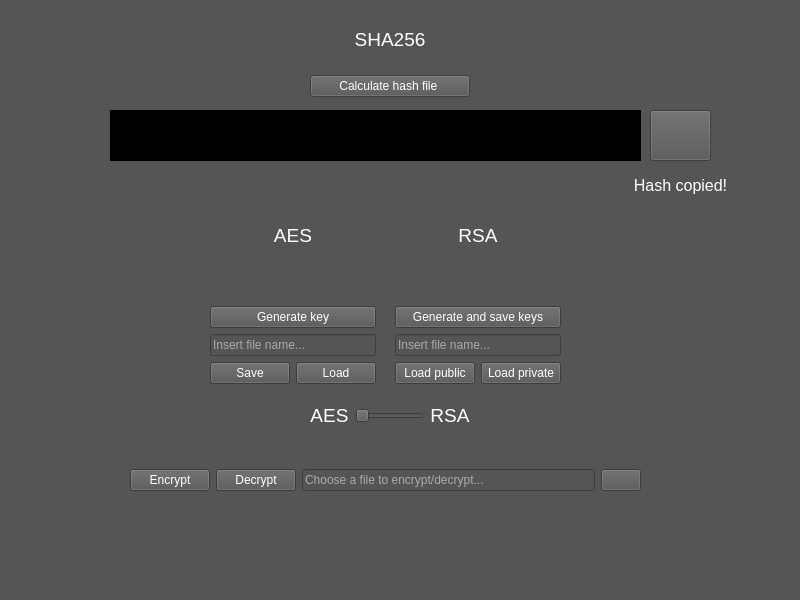
The window that QTCrypto.ui (Yaneshema/QTCrypto) describes before a commit, drawn with Qt 5.
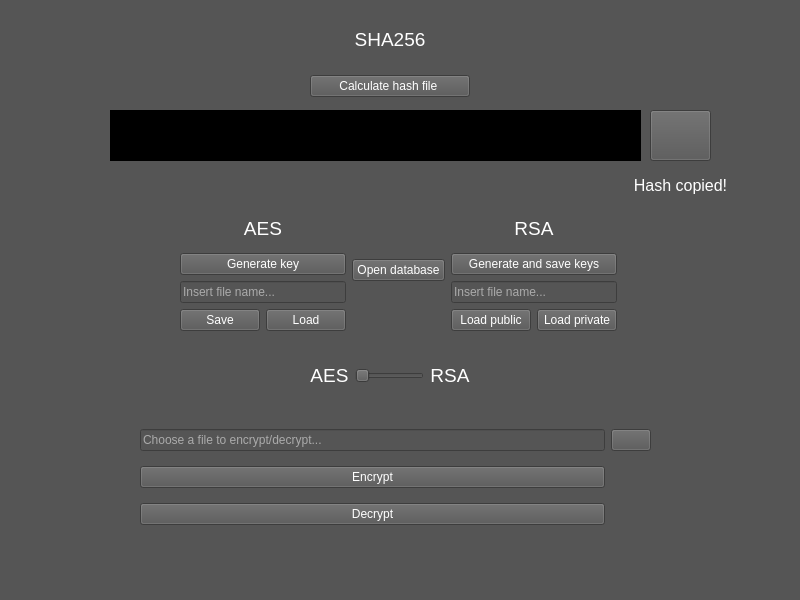
The same window after the commit. Icons and pictures are not drawn.

Commit message: database button + crash protection

What changed in the file:
```diff
--- a/QTCrypto.ui
+++ b/QTCrypto.ui
@@ -29,24 +29,25 @@
    <widget class="QWidget" name="horizontalLayoutWidget">
     <property name="geometry">
      <rect>
-      <x>130</x>
-      <y>460</y>
+      <x>140</x>
+      <y>420</y>
       <width>511</width>
-      <height>41</height>
+      <height>116</height>
      </rect>
     </property>
-    <layout class="QHBoxLayout" name="horizontalLayout">
-     <item>
-      <widget class="QPushButton" name="encrypt">
-       <property name="styleSheet">
-        <string notr="true">color: rgb(255, 255, 255);</string>
-       </property>
+    <layout class="QGridLayout" name="gridLayout">
+     <item row="0" column="5">
+      <widget class="QPushButton" name="file">
        <property name="text">
-        <string>Encrypt</string>
+        <string/>
+       </property>
+       <property name="icon">
+        <iconset resource="../build-QTCrypto-Desktop_Qt_6_6_0_MSVC2019_64bit-Release/release/qmake_qmake_immediate.qrc">
+         <normaloff>:/fdr.png</normaloff>:/fdr.png</iconset>
        </property>
       </widget>
      </item>
-     <item>
+     <item row="2" column="2">
       <widget class="QPushButton" name="Decrypt">
        <property name="styleSheet">
         <string notr="true">color: rgb(255, 255, 255);</string>
@@ -56,7 +57,7 @@
        </property>
       </widget>
      </item>
-     <item>
+     <item row="0" column="2">
       <widget class="QLineEdit" name="encryptInput">
        <property name="styleSheet">
         <string notr="true">color: rgb(255, 255, 255);</string>
@@ -69,14 +70,13 @@
        </property>
       </widget>
      </item>
-     <item>
-      <widget class="QPushButton" name="file">
-       <property name="text">
-        <string/>
+     <item row="1" column="2">
+      <widget class="QPushButton" name="encrypt">
+       <property name="styleSheet">
+        <string notr="true">color: rgb(255, 255, 255);</string>
        </property>
-       <property name="icon">
-        <iconset resource="../build-QTCrypto-Desktop_Qt_6_6_0_MSVC2019_64bit-Release/release/qmake_qmake_immediate.qrc">
-         <normaloff>:/fdr.png</normaloff>:/fdr.png</iconset>
+       <property name="text">
+        <string>Encrypt</string>
        </property>
       </widget>
      </item>
@@ -85,16 +85,16 @@
    <widget class="QWidget" name="horizontalLayoutWidget_2">
     <property name="geometry">
      <rect>
-      <x>210</x>
-      <y>170</y>
-      <width>351</width>
-      <height>214</height>
+      <x>180</x>
+      <y>210</y>
+      <width>437</width>
+      <height>121</height>
      </rect>
     </property>
     <layout class="QHBoxLayout" name="crypto">
      <item>
       <layout class="QGridLayout" name="AESLayout">
-       <item row="2" column="0" colspan="2">
+       <item row="3" column="0" colspan="2">
         <widget class="QLineEdit" name="aesFile">
          <property name="styleSheet">
           <string notr="true">color: rgb(255, 255, 255);</string>
@@ -107,25 +107,7 @@
          </property>
         </widget>
        </item>
-       <item row="0" column="0" colspan="2">
-        <widget class="QLabel" name="aesLabel">
-         <property name="font">
-          <font>
-           <pointsize>14</pointsize>
-          </font>
-         </property>
-         <property name="styleSheet">
-          <string notr="true">color: rgb(255, 255, 255);</string>
-         </property>
-         <property name="text">
-          <string>AES</string>
-         </property>
-         <property name="alignment">
-          <set>Qt::AlignCenter</set>
-         </property>
-        </widget>
-       </item>
-       <item row="4" column="1">
+       <item row="5" column="1">
         <widget class="QPushButton" name="aesLoad">
          <property name="styleSheet">
           <string notr="true">color: rgb(255, 255, 255);</string>
@@ -135,17 +117,7 @@
          </property>
         </widget>
        </item>
-       <item row="4" column="0">
-        <widget class="QPushButton" name="aesSave">
-         <property name="styleSheet">
-          <string notr="true">color: rgb(255, 255, 255);</string>
-         </property>
-         <property name="text">
-          <string>Save</string>
-         </property>
-        </widget>
-       </item>
-       <item row="1" column="0" colspan="2">
+       <item row="2" column="0" colspan="2">
         <widget class="QPushButton" name="aesGenerate">
          <property name="styleSheet">
           <string notr="true">color: rgb(255, 255, 255);</string>
@@ -155,20 +127,45 @@
          </property>
         </widget>
        </item>
+       <item row="5" column="0">
+        <widget class="QPushButton" name="aesSave">
+         <property name="styleSheet">
+          <string notr="true">color: rgb(255, 255, 255);</string>
+         </property>
+         <property name="text">
+          <string>Save</string>
+         </property>
+        </widget>
+       </item>
+       <item row="1" column="0" colspan="2">
+        <widget class="QLabel" name="aesLabel">
+         <property name="font">
+          <font>
+           <pointsize>14</pointsize>
+          </font>
+         </property>
+         <property name="styleSheet">
+          <string notr="true">color: rgb(255, 255, 255);</string>
+         </property>
+         <property name="text">
+          <string>AES</string>
+         </property>
+         <property name="alignment">
+          <set>Qt::AlignCenter</set>
+         </property>
+        </widget>
+       </item>
       </layout>
      </item>
      <item>
-      <spacer name="horizontalSpacer">
-       <property name="orientation">
-        <enum>Qt::Horizontal</enum>
+      <widget class="QPushButton" name="database">
+       <property name="styleSheet">
+        <string notr="true">color: rgb(255, 255, 255);</string>
        </property>
-       <property name="sizeHint" stdset="0">
-        <size>
-         <width>40</width>
-         <height>20</height>
-        </size>
+       <property name="text">
+        <string>Open database</string>
        </property>
-      </spacer>
+      </widget>
      </item>
      <item>
       <layout class="QGridLayout" name="RSALayout">
@@ -379,7 +376,7 @@
     <property name="geometry">
      <rect>
       <x>310</x>
-      <y>390</y>
+      <y>350</y>
       <width>160</width>
       <height>51</height>
      </rect>
```
Left out of the diff: 34 changed lines with no effect on the pictures. The commit also changes 3 other files.
